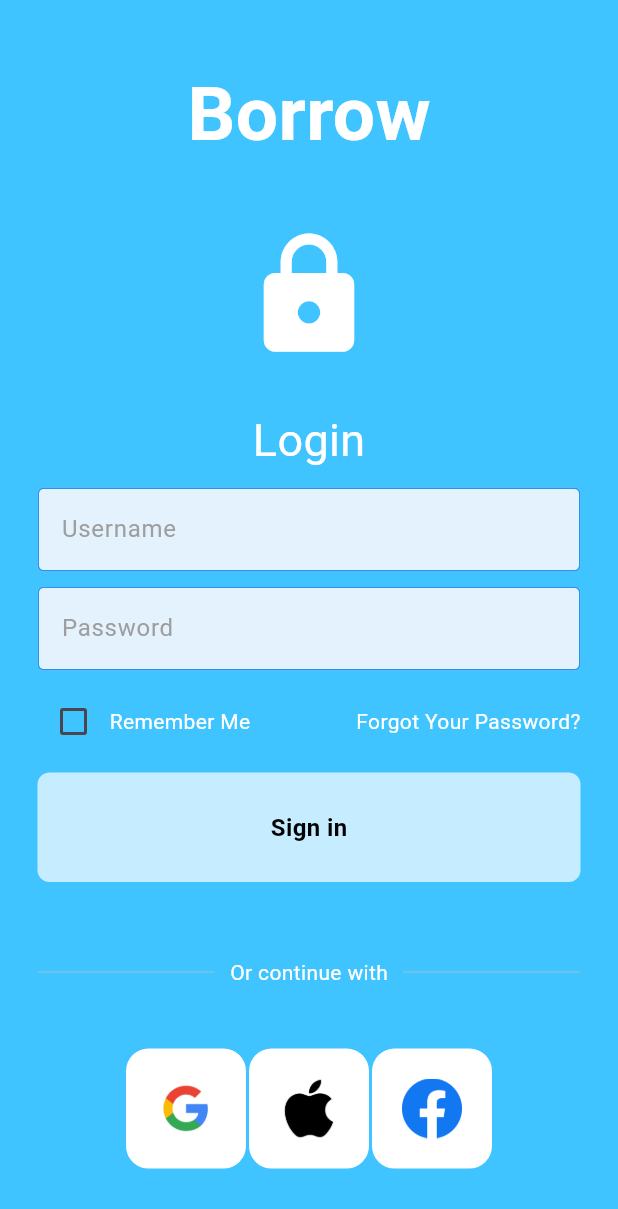
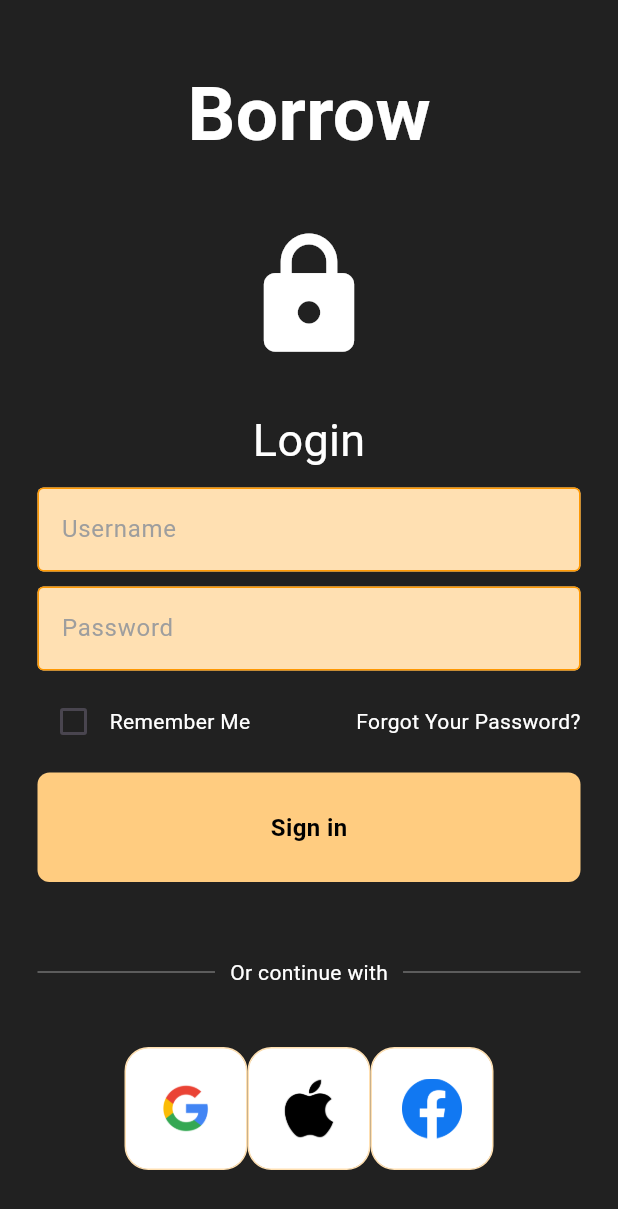
Before and after one commit to Andrnyen/borrow, a Flutter app: the LoginPage screen opened directly, on a phone screen of 412 x 824 dp. Shown: the top 1209 px of the screen. Run offline on Flutter 3.47's test engine with Material 3 defaults, Android fonts, the light colour scheme and no system bars; our stand-ins replace firebase_auth, firebase_core; accounts and stored records are empty.

Commit message:
changed colour scheme of login page

```diff
--- a/frontend/lib/components/my_button.dart
+++ b/frontend/lib/components/my_button.dart
@@ -16,7 +16,7 @@ class MyButton extends StatelessWidget {
         padding: const EdgeInsets.all(25),
         margin: const EdgeInsets.symmetric(horizontal: 25),
         decoration: BoxDecoration(
-          color: Colors.white70,
+          color: Colors.orange.shade200,
           borderRadius: BorderRadius.circular(8)
         ),
         child: const Center(
--- a/frontend/lib/components/my_textfield.dart
+++ b/frontend/lib/components/my_textfield.dart
@@ -22,13 +22,13 @@ class MyTextField extends StatelessWidget {
         decoration: InputDecoration(
           enabledBorder: const OutlineInputBorder(
             borderSide: BorderSide(
-              color: Colors.blue
+              color: Colors.orange
             )
           ),
           focusedBorder: const OutlineInputBorder(
             borderSide: BorderSide(color: Colors.black),
           ),
-          fillColor: Colors.blue.shade50,
+          fillColor: Colors.orange.shade100,
           filled: true,
           hintText: hintText,
           hintStyle: TextStyle(color: Colors.grey[500])
--- a/frontend/lib/components/remember_me.dart
+++ b/frontend/lib/components/remember_me.dart
@@ -13,6 +13,7 @@ class _RememberMeState extends State<RememberMe> {
   @override
   Widget build(BuildContext context) {
     return Checkbox(
+      activeColor: Colors.orange,
       value: rememberMeCheck,
       onChanged: (bool? value) {
           setState(() {
--- a/frontend/lib/components/square_tile.dart
+++ b/frontend/lib/components/square_tile.dart
@@ -12,7 +12,7 @@ class SquareTile extends StatelessWidget {
     return Container(
       padding: const EdgeInsets.all(20),
       decoration: BoxDecoration(
-        border: Border.all(color: Colors.lightBlueAccent),
+        border: Border.all(color: Colors.orange.shade100),
         borderRadius: BorderRadius.circular(16),
         color: Colors.white,
       ),
--- a/frontend/lib/main.dart
+++ b/frontend/lib/main.dart
@@ -1,5 +1,7 @@
 import 'package:flutter/material.dart';
 import 'package:frontend/pages/explore_page.dart';
+import 'package:frontend/pages/login_page.dart';
+import 'package:frontend/pages/registration_page.dart';
 
 void main() {
   runApp(const MyApp());
@@ -12,10 +14,10 @@ class MyApp extends StatelessWidget {
 
   @override
   Widget build(BuildContext context) {
-    return const MaterialApp(
+    return MaterialApp(
       title: appTitle,
       debugShowCheckedModeBanner: false,
-      home: ExplorePage()
+      home: LoginPage()
     );
   }
 }
--- a/frontend/lib/pages/login_page.dart
+++ b/frontend/lib/pages/login_page.dart
@@ -20,7 +20,7 @@ class LoginPage extends StatelessWidget {
   Widget build(BuildContext context) {
     return Scaffold(
       resizeToAvoidBottomInset: false,
-      backgroundColor: Colors.lightBlueAccent,
+      backgroundColor: Colors.grey[900],
       body: SafeArea(
         child: Center(
           child: Column(
@@ -175,7 +175,7 @@ class LoginPage extends StatelessWidget {
                   Text(
                     'Register now',
                     style: TextStyle(
-                      color: Colors.blue.shade600,
+                      color: Colors.orange.shade600,
                       fontWeight: FontWeight.bold,
                     ),
                   )
--- a/frontend/pubspec.yaml
+++ b/frontend/pubspec.yaml
@@ -36,6 +36,7 @@ dependencies:
   # Use with the CupertinoIcons class for iOS style icons.
   cupertino_icons: ^1.0.2
   firebase_core: ^2.24.0
+  firebase_auth: ^4.15.0
   http: ^1.1.0
   sprintf: ^7.0.0
 
```
Also changed, not shown: frontend/lib/pages/auth.dart (added, +33 -0 lines), frontend/pubspec.lock, 7 other files.
